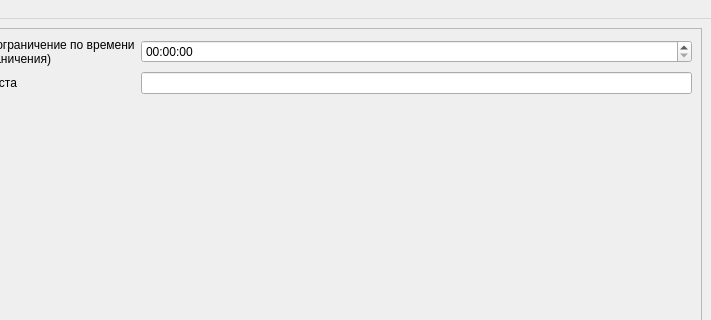
Qt form teachED/ui/editor.ui (DanDev-rs/Open-Digital-Testing-Platform) before a commit; both pictures show x 89 to 800 and y 0 to 320 of the 800 by 600 pixel window.
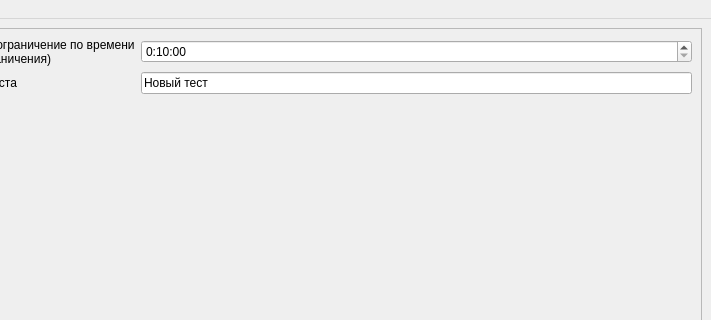
The same form after that commit. Icons and pictures are not drawn.

```diff
--- a/teachED/ui/editor.ui
+++ b/teachED/ui/editor.ui
@@ -70,7 +70,18 @@
          </widget>
         </item>
         <item row="1" column="2">
-         <widget class="QTimeEdit" name="time_limit"/>
+         <widget class="QTimeEdit" name="time_limit">
+          <property name="displayFormat">
+           <string>H:mm:ss</string>
+          </property>
+          <property name="time">
+           <time>
+            <hour>0</hour>
+            <minute>10</minute>
+            <second>0</second>
+           </time>
+          </property>
+         </widget>
         </item>
         <item row="1" column="1">
          <widget class="QLabel" name="label">
@@ -81,7 +92,11 @@
          </widget>
         </item>
         <item row="2" column="2">
-         <widget class="QLineEdit" name="test_name"/>
+         <widget class="QLineEdit" name="test_name">
+          <property name="text">
+           <string>Новый тест</string>
+          </property>
+         </widget>
         </item>
        </layout>
       </widget>
```
Left out of the diff: 2 changed lines with no effect on the pictures.
